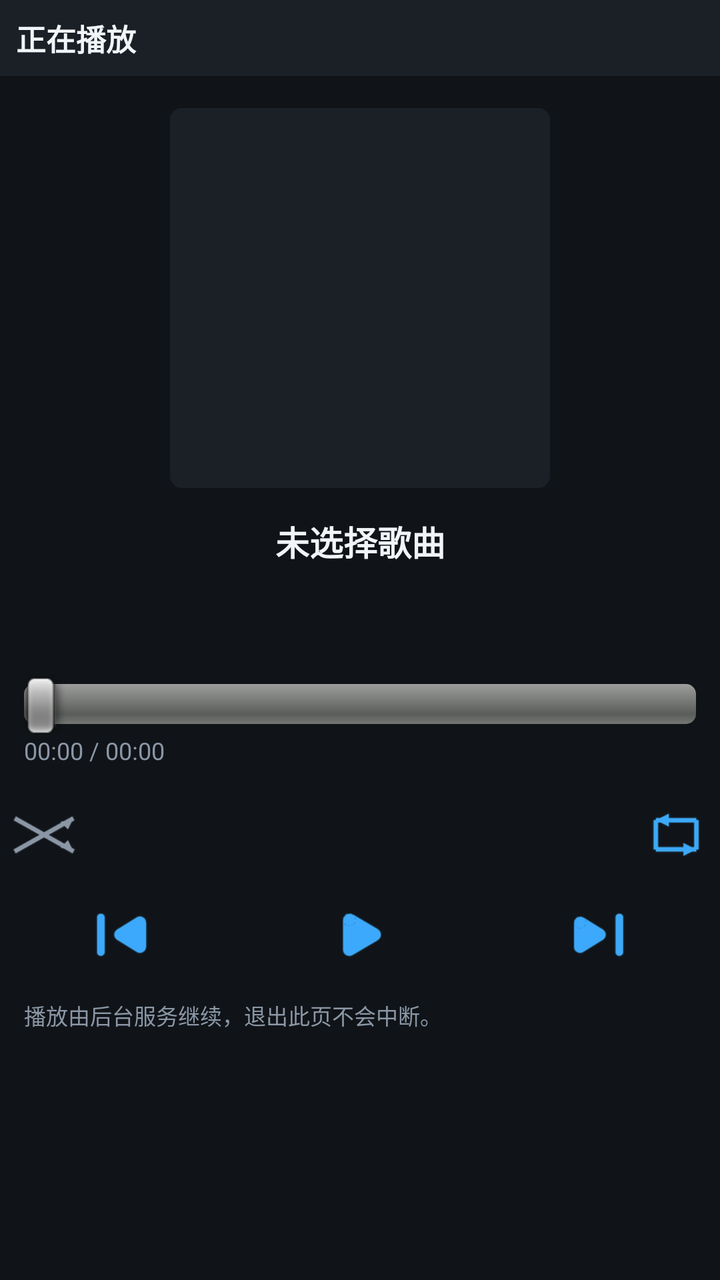
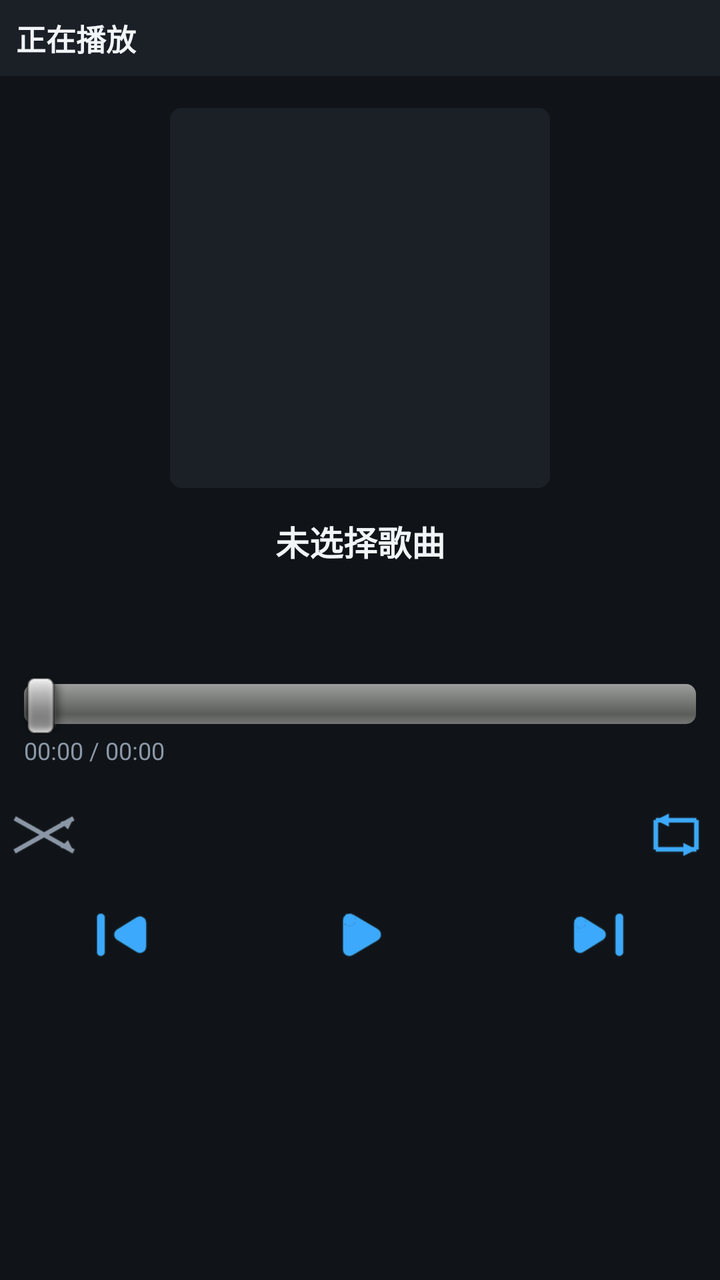

Compare the two renders of this Android layout. The source of the first and the diff that turns it into the second are given below.
<!-- AndroidManifest.xml: application theme android:Theme.NoTitleBar -->
<!-- res/layout/player.xml -->
<?xml version="1.0" encoding="utf-8"?>
<LinearLayout xmlns:android="http://schemas.android.com/apk/res/android"
    android:layout_width="fill_parent"
    android:layout_height="fill_parent"
    android:background="@color/bg"
    android:orientation="vertical">

    <TextView
        android:id="@+id/player_heading"
        android:layout_width="fill_parent"
        android:layout_height="wrap_content"
        android:background="@color/panel"
        android:padding="8dp"
        android:text="@string/player_title"
        android:textColor="@color/text_primary"
        android:textSize="15sp"
        android:textStyle="bold" />

    <ImageView
        android:id="@+id/player_art"
        android:layout_width="190dp"
        android:layout_height="190dp"
        android:layout_gravity="center_horizontal"
        android:layout_marginTop="16dp"
        android:background="@drawable/art_background"
        android:contentDescription="@string/cd_album_art"
        android:scaleType="centerCrop" />

    <TextView
        android:id="@+id/player_track"
        android:layout_width="fill_parent"
        android:layout_height="wrap_content"
        android:layout_marginTop="14dp"
        android:ellipsize="marquee"
        android:gravity="center"
        android:paddingLeft="16dp"
        android:paddingRight="16dp"
        android:singleLine="true"
        android:text="@string/no_song"
        android:textColor="@color/text_primary"
        android:textSize="17sp"
        android:textStyle="bold" />

    <TextView
        android:id="@+id/player_artist"
        android:layout_width="fill_parent"
        android:layout_height="wrap_content"
        android:ellipsize="end"
        android:gravity="center"
        android:paddingLeft="16dp"
        android:paddingRight="16dp"
        android:paddingTop="5dp"
        android:singleLine="true"
        android:textColor="@color/accent"
        android:textSize="14sp" />

    <TextView
        android:id="@+id/player_album"
        android:layout_width="fill_parent"
        android:layout_height="wrap_content"
        android:ellipsize="end"
        android:gravity="center"
        android:paddingLeft="16dp"
        android:paddingRight="16dp"
        android:paddingTop="2dp"
        android:singleLine="true"
        android:textColor="@color/text_secondary"
        android:textSize="12sp" />

    <SeekBar
        android:id="@+id/player_seek"
        android:layout_width="fill_parent"
        android:layout_height="wrap_content"
        android:layout_marginTop="12dp"
        android:paddingLeft="12dp"
        android:paddingRight="12dp" />

    <TextView
        android:id="@+id/player_time"
        android:layout_width="fill_parent"
        android:layout_height="wrap_content"
        android:paddingLeft="12dp"
        android:paddingRight="12dp"
        android:text="@string/time_zero"
        android:textColor="@color/text_secondary"
        android:textSize="12sp" />

    
    <LinearLayout
        android:layout_width="fill_parent"
        android:layout_height="wrap_content"
        android:layout_marginTop="12dp"
        android:gravity="center"
        android:orientation="horizontal">

        <ImageButton
            android:id="@+id/player_shuffle"
            android:layout_width="44dp"
            android:layout_height="44dp"
            android:background="@android:color/transparent"
            android:contentDescription="@string/cd_shuffle"
            android:scaleType="fitCenter"
            android:src="@drawable/ic_shuffle_off" />

        <TextView
            android:id="@+id/player_mode"
            android:layout_width="0dp"
            android:layout_height="wrap_content"
            android:layout_weight="1"
            android:gravity="center"
            android:textColor="@color/text_secondary"
            android:textSize="12sp" />

        <ImageButton
            android:id="@+id/player_repeat"
            android:layout_width="44dp"
            android:layout_height="44dp"
            android:background="@android:color/transparent"
            android:contentDescription="@string/cd_repeat"
            android:scaleType="fitCenter"
            android:src="@drawable/ic_repeat_all" />
    </LinearLayout>

    
    <LinearLayout
        android:layout_width="fill_parent"
        android:layout_height="wrap_content"
        android:layout_marginTop="4dp"
        android:gravity="center_vertical"
        android:orientation="horizontal">

        <ImageButton
            android:id="@+id/player_prev"
            android:layout_width="0dp"
            android:layout_height="48dp"
            android:layout_weight="1"
            android:background="@android:color/transparent"
            android:contentDescription="@string/btn_prev"
            android:scaleType="fitCenter"
            android:src="@drawable/ic_prev" />

        <ImageButton
            android:id="@+id/player_play"
            android:layout_width="0dp"
            android:layout_height="48dp"
            android:layout_weight="1"
            android:background="@android:color/transparent"
            android:contentDescription="@string/btn_play"
            android:scaleType="fitCenter"
            android:src="@drawable/ic_play" />

        <ImageButton
            android:id="@+id/player_next"
            android:layout_width="0dp"
            android:layout_height="48dp"
            android:layout_weight="1"
            android:background="@android:color/transparent"
            android:contentDescription="@string/btn_next"
            android:scaleType="fitCenter"
            android:src="@drawable/ic_next" />
    </LinearLayout>

    <TextView
        android:id="@+id/player_hint"
        android:layout_width="fill_parent"
        android:layout_height="wrap_content"
        android:layout_marginTop="8dp"
        android:paddingLeft="12dp"
        android:paddingRight="12dp"
        android:text="@string/player_hint"
        android:textColor="@color/text_secondary"
        android:textSize="11sp" />

</LinearLayout>
<!-- resources referenced by this layout -->
<resources>
  <color name="accent">#FF3DA9FC</color>
  <color name="bg">#FF101418</color>
  <color name="panel">#FF1B2027</color>
  <color name="text_primary">#FFF2F5F8</color>
  <color name="text_secondary">#FF8B97A6</color>
  <!-- drawable art_background (drawable) -->
  <?xml version="1.0" encoding="utf-8"?>
  <shape xmlns:android="http://schemas.android.com/apk/res/android"
      android:shape="rectangle">
      <solid android:color="@color/panel" />
      <corners android:radius="6dp" />
  </shape>
  <!-- drawable ic_next: png bitmap (drawable-hdpi, 1569 bytes) -->
  <!-- drawable ic_play: png bitmap (drawable-hdpi, 1434 bytes) -->
  <!-- drawable ic_prev: png bitmap (drawable-hdpi, 1491 bytes) -->
  <!-- drawable ic_repeat_all: png bitmap (drawable-hdpi, 1442 bytes) -->
  <!-- drawable ic_shuffle_off: png bitmap (drawable-hdpi, 2115 bytes) -->
  <string name="btn_next">下一首</string>
  <string name="btn_play">播放</string>
  <string name="btn_prev">上一首</string>
  <string name="cd_album_art">专辑封面</string>
  <string name="cd_repeat">循环模式</string>
  <string name="cd_shuffle">随机播放</string>
  <string name="no_song">未选择歌曲</string>
  <string name="player_hint">播放由后台服务继续，退出此页不会中断。</string>
  <string name="player_title">正在播放</string>
  <string name="time_zero">00:00 / 00:00</string>
</resources>

<!-- the commit's change to res/layout/player.xml (unified diff, before → after) -->
@@ -160,15 +160,4 @@
             android:src="@drawable/ic_next" />
     </LinearLayout>
 
-    <TextView
-        android:id="@+id/player_hint"
-        android:layout_width="fill_parent"
-        android:layout_height="wrap_content"
-        android:layout_marginTop="8dp"
-        android:paddingLeft="12dp"
-        android:paddingRight="12dp"
-        android:text="@string/player_hint"
-        android:textColor="@color/text_secondary"
-        android:textSize="11sp" />
-
 </LinearLayout>
<!-- resource entries referenced after the edit -->
@@ -24,7 +24,6 @@
   <string name="cd_repeat">循环模式</string>
   <string name="cd_shuffle">随机播放</string>
   <string name="no_song">未选择歌曲</string>
-  <string name="player_hint">播放由后台服务继续，退出此页不会中断。</string>
   <string name="player_title">正在播放</string>
   <string name="time_zero">00:00 / 00:00</string>
 </resources>
